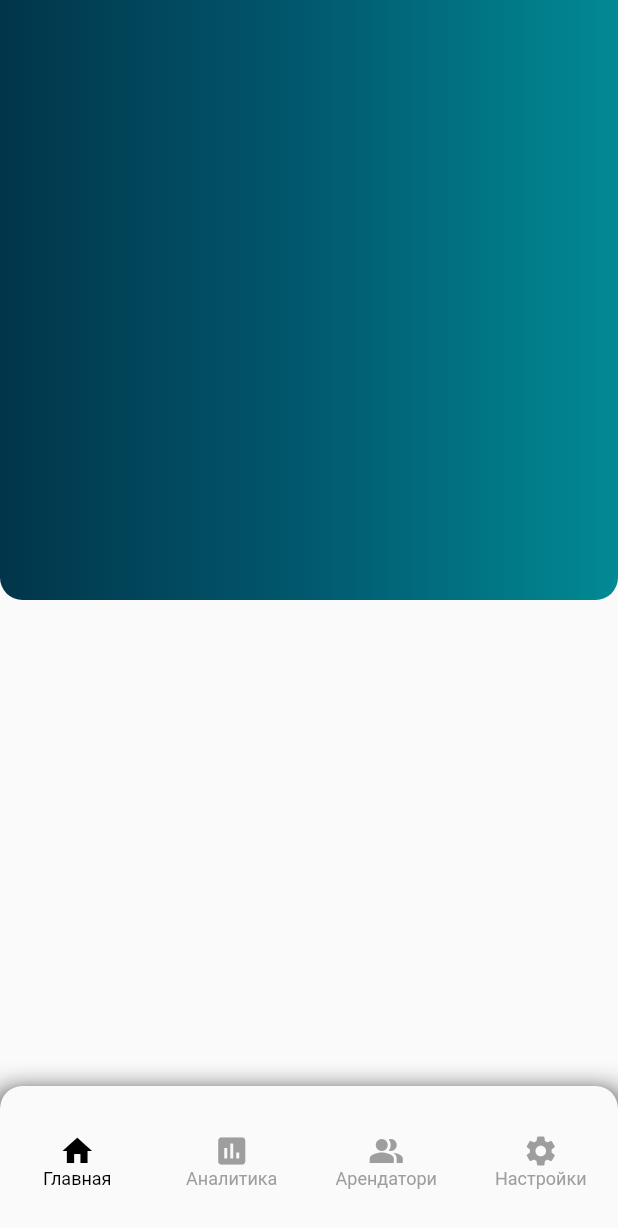
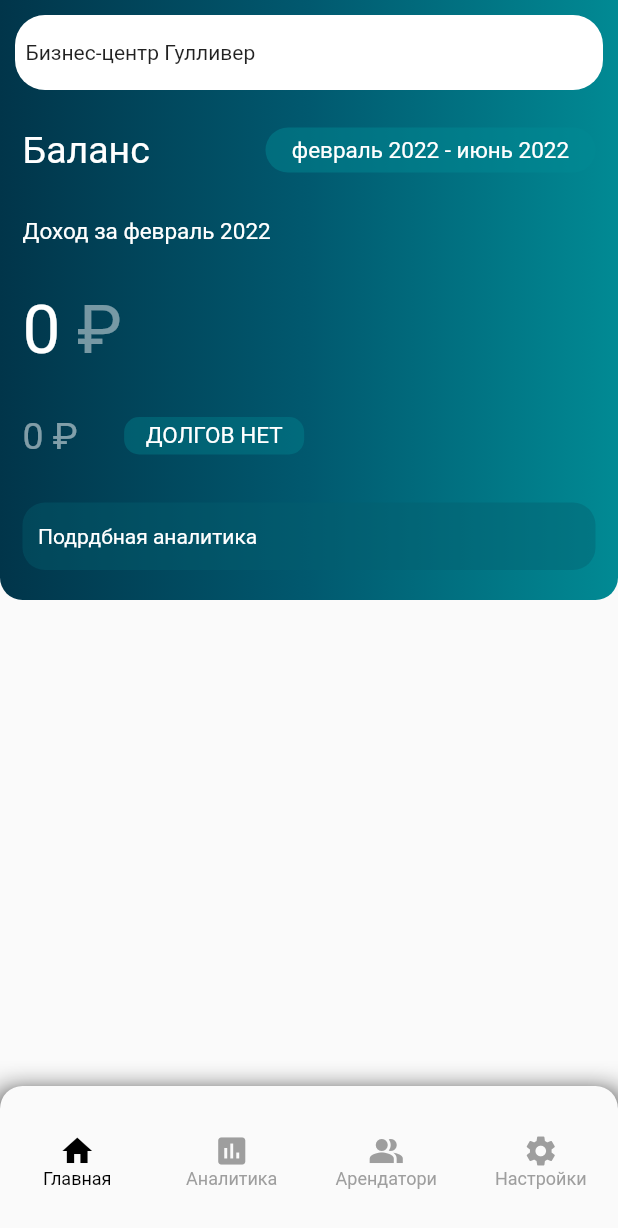
Before and after one commit to matev0syan/FlutterApp-UI-, a Flutter app: the screen it shows after launch, on a phone screen of 412 x 824 dp. Shown: the top 1228 px of the screen. Run offline on Flutter 3.47's test engine with Material 2 defaults, Android fonts, the phone set to English and light mode, and no system bars.

Commit message:
top part change

```diff
--- /dev/null
+++ b/lib/Components/bottom_navbar.dart
@@ -0,0 +1,57 @@
+import 'package:flutter/material.dart';
+
+class BottomNavBar extends StatelessWidget {
+  const BottomNavBar({
+    Key? key,
+  }) : super(key: key);
+
+  @override
+  Widget build(BuildContext context) {
+    return Container(
+      height: 100,
+      decoration: BoxDecoration(
+        boxShadow: [
+          BoxShadow(
+            blurRadius: 15.0,
+            offset: Offset(0, 5),
+          )
+        ],
+      ),
+      child: ClipRRect(
+        borderRadius: const BorderRadius.only(
+            topLeft: Radius.circular(15), topRight: Radius.circular(15)),
+        child: BottomNavigationBar(
+          selectedFontSize: 12,
+          type: BottomNavigationBarType.fixed,
+          unselectedItemColor: Colors.grey,
+          selectedItemColor: Color.fromARGB(255, 0, 0, 0),
+          items: [
+            BottomNavigationBarItem(
+              icon: Icon(Icons.home),
+              label: 'Главная',
+              backgroundColor: Color.fromARGB(255, 255, 255, 255),
+            ),
+            BottomNavigationBarItem(
+              icon: Icon(
+                Icons.poll,
+              ),
+              label: 'Аналитика',
+            ),
+            BottomNavigationBarItem(
+              icon: Icon(
+                Icons.people_alt,
+              ),
+              label: 'Арендатори',
+            ),
+            BottomNavigationBarItem(
+              icon: Icon(
+                Icons.settings,
+              ),
+              label: 'Настройки',
+            ),
+          ],
+        ),
+      ),
+    );
+  }
+}
--- /dev/null
+++ b/lib/Components/top_part.dart
@@ -0,0 +1,37 @@
+import 'package:flutter/material.dart';
+import 'package:flutterapp1/Components/top_part_components.dart';
+
+class TopPart extends StatelessWidget {
+  const TopPart({Key? key}) : super(key: key);
+  @override
+  Widget build(BuildContext context) {
+    return Container(
+      decoration: BoxDecoration(
+        gradient: LinearGradient(
+          colors: [
+            Color.fromARGB(255, 1, 53, 74),
+            Color.fromARGB(255, 1, 89, 111),
+            Color.fromARGB(255, 1, 138, 148),
+          ],
+          tileMode: TileMode.clamp,
+          begin: Alignment.centerLeft,
+          end: Alignment.centerRight,
+        ),
+        borderRadius: BorderRadius.only(
+          bottomLeft: Radius.circular(15),
+          bottomRight: Radius.circular(15),
+        ),
+      ),
+      width: double.infinity,
+      height: 400,
+      child: Column(children: [
+        DropDownMenu(),
+        TextOne(),
+        TextTwo(),
+        TextThree(),
+        TextFour(),
+        TopButton()
+      ]),
+    );
+  }
+}
--- /dev/null
+++ b/lib/Components/top_part_components.dart
@@ -0,0 +1,174 @@
+import 'package:flutter/material.dart';
+
+class DropDownMenu extends StatefulWidget {
+  const DropDownMenu({Key? key}) : super(key: key);
+
+  @override
+  State<DropDownMenu> createState() => _DropDownMenuState();
+}
+
+class _DropDownMenuState extends State<DropDownMenu> {
+  @override
+  Widget build(BuildContext context) {
+    return Padding(
+      padding: const EdgeInsets.all(10.0),
+      child: Container(
+        decoration: BoxDecoration(
+          color: Color.fromARGB(255, 255, 255, 255),
+          borderRadius: BorderRadius.circular(20),
+        ),
+        width: double.infinity,
+        height: 50,
+        child: Align(
+            alignment: Alignment.centerLeft,
+            child: Text('  Бизнес-центр Гулливер')),
+      ),
+    );
+  }
+}
+
+class TextOne extends StatelessWidget {
+  const TextOne({Key? key}) : super(key: key);
+
+  @override
+  Widget build(BuildContext context) {
+    return Padding(
+      padding: const EdgeInsets.all(15.0),
+      child: Row(
+        mainAxisAlignment: MainAxisAlignment.spaceBetween,
+        children: [
+          Text(
+            'Баланс',
+            style: TextStyle(
+              fontSize: 25,
+              color: Colors.white,
+            ),
+          ),
+          Container(
+            height: 30,
+            width: 220,
+            decoration: BoxDecoration(
+              color: Color.fromARGB(120, 1, 138, 148),
+              borderRadius: BorderRadius.circular(15),
+            ),
+            child: Center(
+              child: Text(
+                'февраль 2022 - июнь 2022',
+                style: TextStyle(
+                  fontSize: 15,
+                  color: Colors.white,
+                ),
+              ),
+            ),
+          )
+        ],
+      ),
+    );
+  }
+}
+
+class TextTwo extends StatelessWidget {
+  const TextTwo({Key? key}) : super(key: key);
+
+  @override
+  Widget build(BuildContext context) {
+    return Padding(
+      padding: const EdgeInsets.all(15.0),
+      child: Align(
+        alignment: Alignment.centerLeft,
+        child: Text(
+          'Доход за февраль 2022',
+          style: TextStyle(fontSize: 15, color: Colors.white),
+        ),
+      ),
+    );
+  }
+}
+
+class TextThree extends StatelessWidget {
+  const TextThree({Key? key}) : super(key: key);
+
+  @override
+  Widget build(BuildContext context) {
+    return Padding(
+      padding: const EdgeInsets.all(15.0),
+      child: Align(
+          alignment: Alignment.centerLeft,
+          child: RichText(
+            text: TextSpan(
+                text: '0 ',
+                style: TextStyle(fontSize: 45, color: Colors.white),
+                children: [
+                  TextSpan(
+                    text: '₽',
+                    style: TextStyle(
+                        fontSize: 45,
+                        color: Color.fromARGB(118, 255, 255, 255)),
+                  )
+                ]),
+          )),
+    );
+  }
+}
+
+class TextFour extends StatelessWidget {
+  const TextFour({Key? key}) : super(key: key);
+
+  @override
+  Widget build(BuildContext context) {
+    return Padding(
+      padding: const EdgeInsets.all(15.0),
+      child: Row(
+        children: [
+          Text(
+            '0 ₽     ',
+            style: TextStyle(
+                fontSize: 25, color: Color.fromARGB(129, 255, 255, 255)),
+          ),
+          Container(
+            height: 25,
+            width: 120,
+            decoration: BoxDecoration(
+              color: Color.fromARGB(95, 1, 138, 148),
+              borderRadius: BorderRadius.circular(10),
+            ),
+            child: Center(
+              child: Text(
+                'ДОЛГОВ НЕТ',
+                style: TextStyle(
+                  fontSize: 15,
+                  color: Colors.white,
+                ),
+              ),
+            ),
+          )
+        ],
+      ),
+    );
+  }
+}
+
+class TopButton extends StatelessWidget {
+  const TopButton({Key? key}) : super(key: key);
+
+  @override
+  Widget build(BuildContext context) {
+    return Padding(
+      padding: const EdgeInsets.all(15.0),
+      child: Container(
+        decoration: BoxDecoration(
+          color: Color.fromARGB(103, 3, 94, 110),
+          borderRadius: BorderRadius.circular(15),
+        ),
+        width: double.infinity,
+        height: 45,
+        child: Align(
+            alignment: Alignment.centerLeft,
+            child: Text(
+              '   Подрдбная аналитика',
+              style: TextStyle(color: Colors.white),
+            )),
+      ),
+    );
+  }
+}
--- a/lib/homepage.dart
+++ b/lib/homepage.dart
@@ -1,97 +1,14 @@
 import 'package:flutter/material.dart';
+import 'Components/bottom_navbar.dart';
+import 'Components/top_part.dart';
 
 class HomePage extends StatelessWidget {
   const HomePage({key}) : super(key: key);
-
   @override
   Widget build(BuildContext context) {
     return Scaffold(
-        body: Column(
-      mainAxisAlignment: MainAxisAlignment.spaceBetween,
-      children: [TopPart(), BottomNavBar()],
-    ));
-  }
-}
-
-class TopPart extends StatelessWidget {
-  const TopPart({Key? key}) : super(key: key);
-  @override
-  Widget build(BuildContext context) {
-    return Container(
-      decoration: BoxDecoration(
-        gradient: LinearGradient(
-          colors: [
-            Color.fromARGB(255, 1, 53, 74),
-            Color.fromARGB(255, 1, 89, 111),
-            Color.fromARGB(255, 1, 138, 148),
-          ],
-          tileMode: TileMode.clamp,
-          begin: Alignment.centerLeft,
-          end: Alignment.centerRight,
-        ),
-        borderRadius: BorderRadius.only(
-          bottomLeft: Radius.circular(15),
-          bottomRight: Radius.circular(15),
-        ),
-      ),
-      width: double.infinity,
-      height: 400,
+      body: TopPart(),
+      bottomNavigationBar: BottomNavBar(),
     );
   }
 }
-
-class BottomNavBar extends StatelessWidget {
-  const BottomNavBar({
-    Key? key,
-  }) : super(key: key);
-
-  @override
-  Widget build(BuildContext context) {
-    return Container(
-      height: 100,
-      decoration: BoxDecoration(
-        boxShadow: [
-          BoxShadow(
-            blurRadius: 15.0,
-            offset: Offset(0, 5),
-          )
-        ],
-      ),
-      child: ClipRRect(
-        borderRadius: const BorderRadius.only(
-            topLeft: Radius.circular(15), topRight: Radius.circular(15)),
-        child: BottomNavigationBar(
-          selectedFontSize: 12,
-          type: BottomNavigationBarType.fixed,
-          unselectedItemColor: Colors.grey,
-          selectedItemColor: Color.fromARGB(255, 0, 0, 0),
-          items: [
-            BottomNavigationBarItem(
-              icon: Icon(Icons.home),
-              label: 'Главная',
-              backgroundColor: Color.fromARGB(255, 255, 255, 255),
-            ),
-            BottomNavigationBarItem(
-              icon: Icon(
-                Icons.poll,
-              ),
-              label: 'Аналитика',
-            ),
-            BottomNavigationBarItem(
-              icon: Icon(
-                Icons.people_alt,
-              ),
-              label: 'Арендатори',
-            ),
-            BottomNavigationBarItem(
-              icon: Icon(
-                Icons.settings,
-              ),
-              label: 'Настройки',
-            ),
-          ],
-        ),
-      ),
-    );
-  }
-}
--- a/lib/main.dart
+++ b/lib/main.dart
@@ -1,10 +1,10 @@
 import 'package:flutter/material.dart';
 import 'homepage.dart';
 
-void main(List<String> args) => runApp(const MyApp());
+void main() => runApp(MyApp());
 
 class MyApp extends StatelessWidget {
-  const MyApp({key}) : super(key: key);
+  MyApp({key}) : super(key: key);
 
   @override
   Widget build(BuildContext context) {
@@ -13,7 +13,7 @@ class MyApp extends StatelessWidget {
       theme: ThemeData(
         backgroundColor: Colors.white,
       ),
-      home: const HomePage(),
+      home: HomePage(),
     );
   }
 }
```
